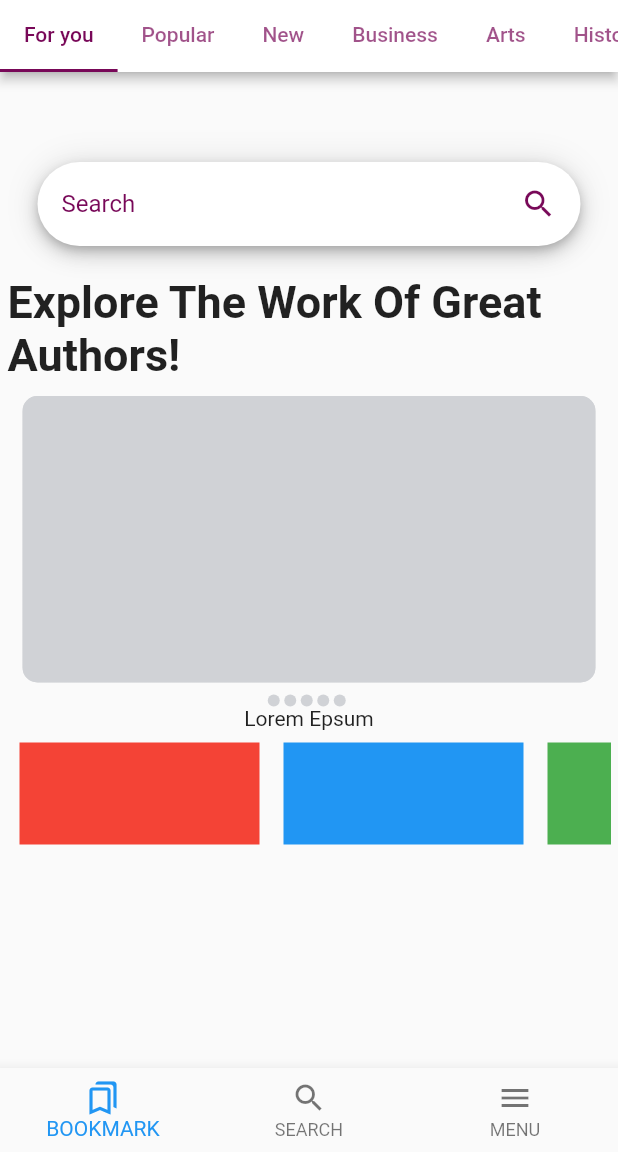
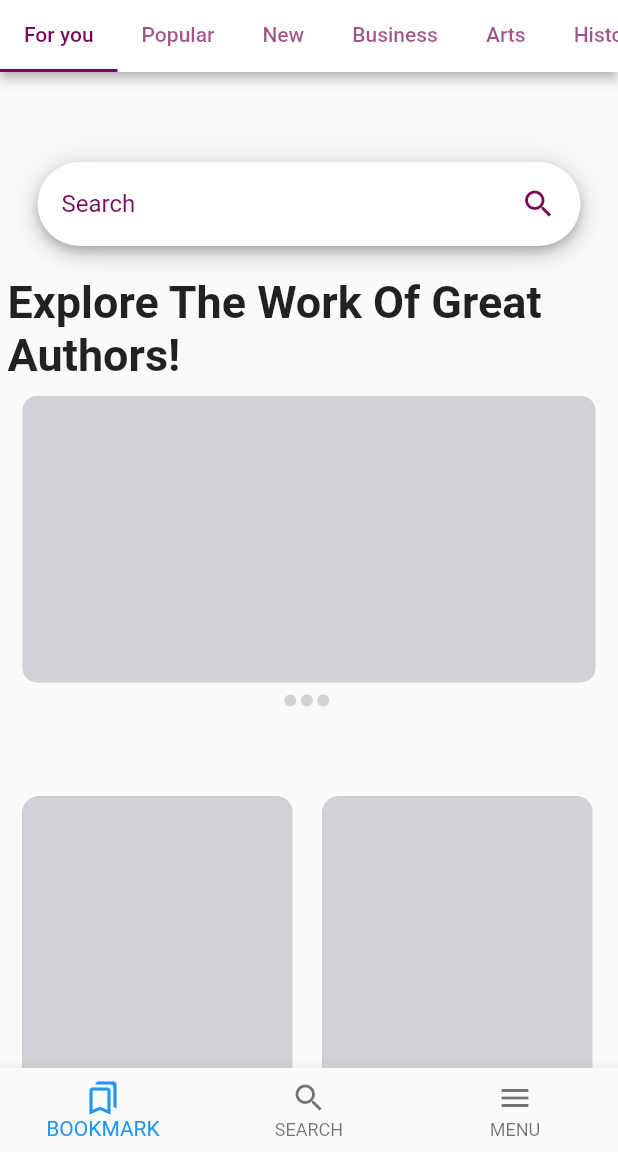
Before and after one commit to aminMuktar/ibis, a Flutter app: the DiscoverUI screen opened directly, on a phone screen of 412 x 824 dp, the part 84-1236 px from its top. Run offline on Flutter 3.47's test engine with Material 2 defaults, Android fonts, the phone set to English and light mode, and no system bars; drawn by our look-alikes of shimmer; our stand-ins replace firebase_auth, firebase_core, flutter_signin_button, google_sign_in; accounts and stored records are empty; Roboto replaces fonts that are missing (Comic Sans MS, Comic Sans, cursive, RobotoMono).

Commit message:
commit for discover

```diff
--- a/lib/CONFIGURATION/discover_conf.dart
+++ /dev/null
@@ -1 +0,0 @@
-import 'package:flutter/material.dart';
--- a/lib/main.dart
+++ b/lib/main.dart
@@ -14,7 +14,7 @@ class MyApp extends StatelessWidget {
     return MaterialApp(
         theme: ThemeData.light(),
         debugShowCheckedModeBanner: false,
-      home: LandingPage(),
+      home: LandingPage() ,
     );
   }
 }
--- a/lib/screens/discover_ui.dart
+++ b/lib/screens/discover_ui.dart
@@ -9,9 +9,6 @@ class DiscoverUI extends StatefulWidget {
 class _DiscoverUIState extends State<DiscoverUI> {
   int activePage=1;
   List <String> images=[
-    'https://encrypted-tbn0.gstatic.com/images?q=tbn:ANd9GcQTIZccfNPnqalhrWev-Xo7uBhkor57_rKbkw&usqp=CAU',
-    'https://wallpaperaccess.com/full/2637581.jpg',
-    "https://uhdwallpapers.org/uploads/converted/20/01/14/the-mandalorian-5k-1920x1080_477555-mm-90.jpg"
    ];
   bool _folded=true;
   @override
@@ -89,66 +86,51 @@ Widget _searchField(){
             ),
           ],
         ),
-
       ),
     ),
   );
 }
 // images adon ... new book slider
 
+Widget buildCard(){
+    return Padding(
+      padding: const EdgeInsets.all(10.0),
+      child: Shimmer.fromColors(
+        highlightColor: Colors.white,
+        baseColor: Color(0xffd0d2d6),
+        child: Container(
+          width: 180,
+          decoration: BoxDecoration(
+              color: Colors.grey,
+              borderRadius: BorderRadius.all(Radius.circular(10))
+          ),
+        ),
+
+      ),
+    );
+}
 
 Widget _horizontalSlider(){
-    return Column(
+    return Container(
+      margin: const EdgeInsets.only(top: 50.0),
+      child: Column(
         children: [
-        Container(
-          child: Text("Lorem Epsum"),
+          Expanded(
+            child: Container(
+              height: 300,
+              child: ListView.builder(
+                itemCount: 6,
+                itemBuilder: (context,index)=>buildCard(),
+                scrollDirection: Axis.horizontal,
               ),
-        Expanded(
-          child: ListView(
-            // This next line does the trick.
-            scrollDirection: Axis.horizontal,
-            children: <Widget>[
-              Padding(
-                padding: const EdgeInsets.all(8.0),
-                child: Container(
-                  width: 160.0,
-                  color: Colors.red,
-                ),
-              ),
-              Padding(
-                padding: const EdgeInsets.all(8.0),
-                child: Container(
-                  width: 160.0,
-                  color: Colors.blue,
-                ),
-              ),
-              Padding(
-                padding: const EdgeInsets.all(8.0),
-                child: Container(
-                  width: 160.0,
-                  color: Colors.green,
-                ),
-              ),
-              Padding(
-                padding: const EdgeInsets.all(8.0),
-                child: Container(
-                  width: 160.0,
-                  color: Colors.yellow,
-                ),
-              ),
-              Padding(
-                padding: const EdgeInsets.all(8.0),
-                child: Container(
-                  width: 160.0,
-                  color: Colors.orange,
             ),
           ),
         ],
       ),
-        ),
-      ],
     );
 }
+
+
   Widget _carouselSlider(){
   return Shimmer.fromColors(
     highlightColor: Colors.white,
@@ -209,28 +191,6 @@ Widget _carouselSlider(){
             SizedBox(
               width: 3,
             ),
-            Container(
-              height: 8,
-              width: 8,
-              decoration: BoxDecoration(
-                  shape: BoxShape.circle,
-                  color: Colors.grey
-              ),
-            ),
-            SizedBox(
-              width: 3,
-            ),
-            Container(
-              height: 8,
-              width: 8,
-              decoration: BoxDecoration(
-                  shape: BoxShape.circle,
-                  color: Colors.grey
-              ),
-            ),
-            SizedBox(
-              width: 3,
-            ),
           ],
         ),
       ],
@@ -238,6 +198,9 @@ Widget _carouselSlider(){
   );
 }
 
+// Widget _textBodyWidget(){
+//
+// }
   @override
   Widget build(BuildContext context) {
     return DefaultTabController(
@@ -293,11 +256,11 @@ Widget _carouselSlider(){
                   _searchField(),
                   _labelPlace(),
                   _carouselSlider(),
-
                   SizedBox(
-                    height: 100,
+                    height: 300,
                       child: _horizontalSlider()
-                  )
+                  ),
+                  // _textBodyWidget(),
                 ],
               ),
             ),
--- a/lib/screens/login_ui.dart
+++ b/lib/screens/login_ui.dart
@@ -161,7 +161,6 @@ class _LoginUIState extends State<LoginUI> {
                     ? Row(
                   mainAxisAlignment: MainAxisAlignment.center,
                       children: [
-                        Text('Wait...',style: TextStyle(fontSize: 20, color: Colors.white),),
                         CircularProgressIndicator(
                   color: Colors.white,
                 ),
--- a/lib/screens/sign_up.dart
+++ b/lib/screens/sign_up.dart
@@ -156,7 +156,6 @@ class _SignUpState extends State<SignUp> {
               ? Row(
                 mainAxisAlignment: MainAxisAlignment.center,
                 children: [
-                  Text('Wait...',style: TextStyle(fontSize: 20, color: Colors.white),),
                   CircularProgressIndicator(
                     color: Colors.white,
                   ),
--- a/pubspec.yaml
+++ b/pubspec.yaml
@@ -42,6 +42,9 @@ dependencies:
   google_sign_in: ^5.2.4
   fluttertoast: ^8.0.9
   shimmer: ^2.0.0
+  http: ^0.13.4
+  get: ^4.6.1
+  get_storage: ^2.0.3
 
 dev_dependencies:
   flutter_test:
```
Also changed, not shown: pubspec.lock. Lines whose indentation alone changed are shown as unchanged.
